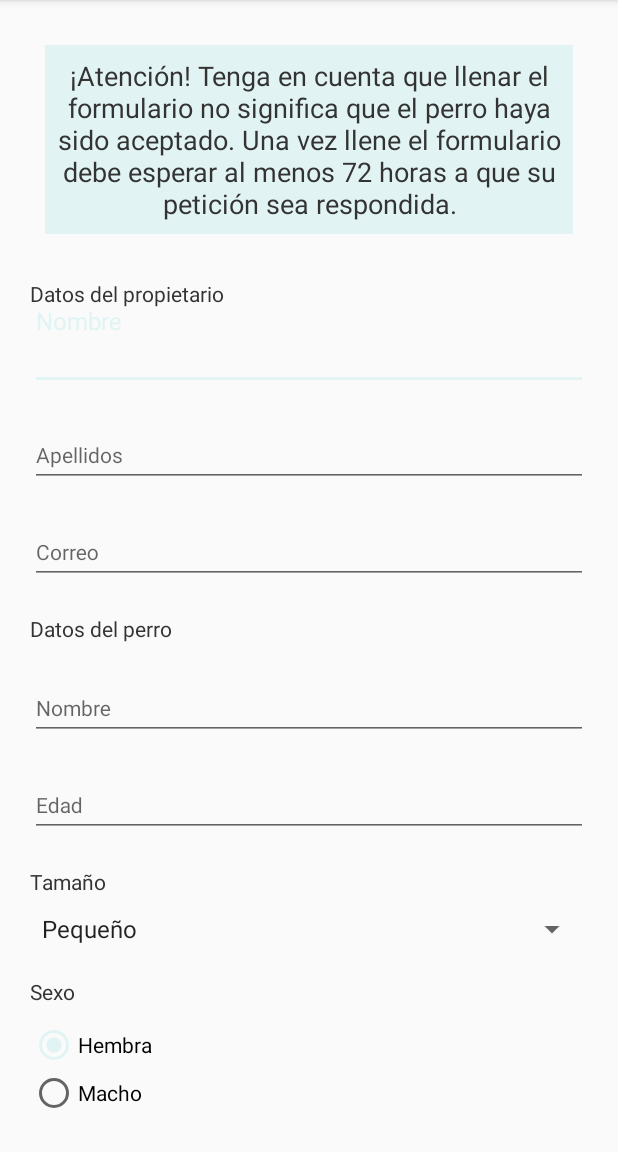
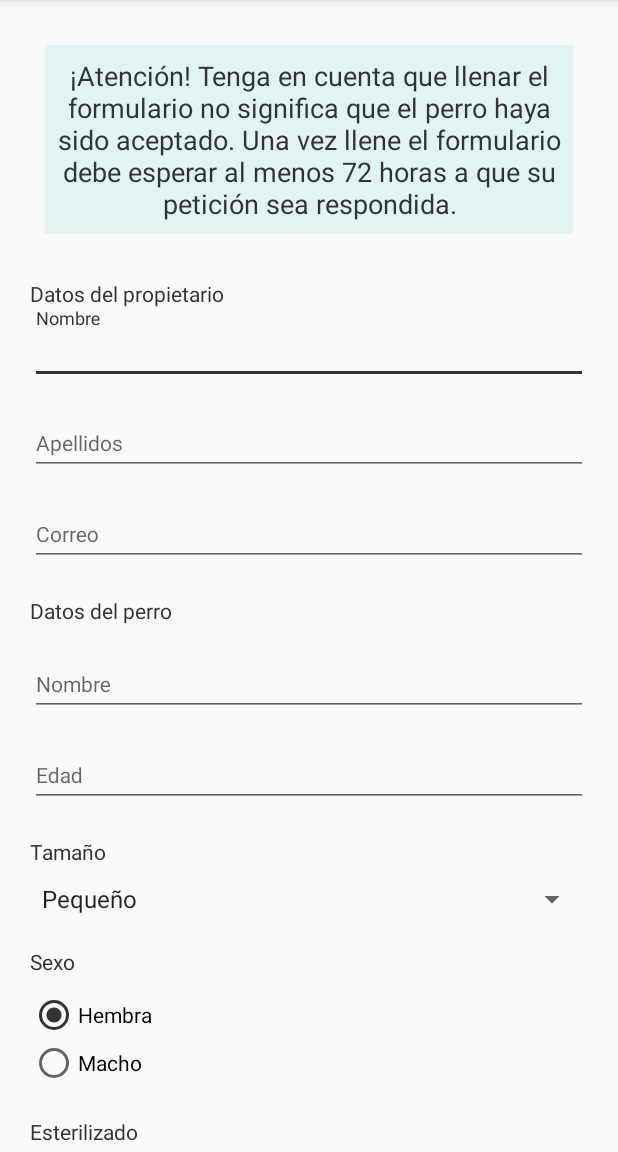
Before and after one commit to manuvlj/AdoptApp, an Android app: the fragment DarAdopcionFragment shown on its own in the app's theme, on a phone screen of 412 x 824 dp, the part 84-1236 px from its top. Run offline under Robolectric (Android 15) with nearby library versions, the phone set to English and light mode, and no system bars; our stand-ins replace Firebase (no records; nobody signed in at launch, a user with empty details on screens opened directly); Roboto replaces fonts that are not available here.

```diff
--- a/app/build.gradle
+++ b/app/build.gradle
@@ -16,6 +16,7 @@ android {
         versionName "1.0"
 
         testInstrumentationRunner "androidx.test.runner.AndroidJUnitRunner"
+        multiDexEnabled true
     }
 
     buildTypes {
@@ -40,6 +41,8 @@ android {
 dependencies {
     implementation 'com.google.firebase:firebase-auth:20.0.1'
     implementation 'com.google.firebase:firebase-database:19.5.1'
+    implementation 'com.google.android.gms:play-services-maps:17.0.0'
+    implementation 'com.android.support:multidex:1.0.3'
     def room_version = "2.2.5"
 
     implementation 'com.squareup.picasso:picasso:2.8'
--- a/app/src/main/java/com/manuelarestrepo/adoptapp/ui/voluntarios/VoluntariosFragment.kt
+++ b/app/src/main/java/com/manuelarestrepo/adoptapp/ui/voluntarios/VoluntariosFragment.kt
@@ -7,6 +7,7 @@ import android.view.View
 import android.view.ViewGroup
 import androidx.fragment.app.Fragment
 import com.manuelarestrepo.adoptapp.R
+import com.manuelarestrepo.adoptapp.ui.mapas.MapsActivity
 import kotlinx.android.synthetic.main.fragment_voluntarios.*
 
 class VoluntariosFragment : Fragment() {
@@ -26,6 +27,11 @@ class VoluntariosFragment : Fragment() {
             val intent = Intent(context, FormularioVoluntariosActivity::class.java)
             startActivity(intent)
         }
+
+        mapa_button.setOnClickListener {
+            val intent = Intent(context, MapsActivity::class.java)
+            startActivity(intent)
+        }
     }
 
 }
--- a/app/src/main/res/layout/fragment_dar_adopcion.xml
+++ b/app/src/main/res/layout/fragment_dar_adopcion.xml
@@ -2,7 +2,6 @@
 
 
 <androidx.core.widget.NestedScrollView xmlns:android="http://schemas.android.com/apk/res/android"
-    xmlns:app="http://schemas.android.com/apk/res-auto"
     xmlns:tools="http://schemas.android.com/tools"
     android:layout_width="match_parent"
     android:layout_height="match_parent"
@@ -43,8 +42,7 @@
         <com.google.android.material.textfield.TextInputLayout
             android:id="@+id/nombre_dar_layout"
             android:layout_width="match_parent"
-            android:layout_height="wrap_content"
-            app:hintTextAppearance="@style/TextLabel">
+            android:layout_height="wrap_content">
 
             <com.google.android.material.textfield.TextInputEditText
                 android:id="@+id/nombre_dar_editText"
@@ -64,8 +62,7 @@
         <com.google.android.material.textfield.TextInputLayout
             android:id="@+id/apellido_dar_layout"
             android:layout_width="match_parent"
-            android:layout_height="wrap_content"
-            app:hintTextAppearance="@style/TextLabel">
+            android:layout_height="wrap_content">
 
             <com.google.android.material.textfield.TextInputEditText
                 android:id="@+id/apellido_dar_editText"
@@ -83,8 +80,7 @@
         <com.google.android.material.textfield.TextInputLayout
             android:id="@+id/correo_dar_layout"
             android:layout_width="match_parent"
-            android:layout_height="wrap_content"
-            app:hintTextAppearance="@style/TextLabel">
+            android:layout_height="wrap_content">
 
             <com.google.android.material.textfield.TextInputEditText
                 android:id="@+id/correo_dar_editText"
@@ -117,8 +113,7 @@
         <com.google.android.material.textfield.TextInputLayout
             android:id="@+id/nombrePerro_dar_layout"
             android:layout_width="match_parent"
-            android:layout_height="wrap_content"
-            app:hintTextAppearance="@style/TextLabel">
+            android:layout_height="wrap_content">
 
             <com.google.android.material.textfield.TextInputEditText
                 android:id="@+id/nombrePerro_dar_editText"
@@ -137,8 +132,7 @@
         <com.google.android.material.textfield.TextInputLayout
             android:id="@+id/edadPerro_dar_layout"
             android:layout_width="match_parent"
-            android:layout_height="wrap_content"
-            app:hintTextAppearance="@style/TextLabel">
+            android:layout_height="wrap_content">
 
             <com.google.android.material.textfield.TextInputEditText
                 android:id="@+id/edadPerro_dar_editText"
--- a/app/src/main/res/layout/fragment_voluntarios.xml
+++ b/app/src/main/res/layout/fragment_voluntarios.xml
@@ -55,7 +55,7 @@
             android:textColor="@color/colorPrimaryDark" />
 
         <Button
-            android:id="@+id/button2"
+            android:id="@+id/mapa_button"
             style="@style/Widget.AppCompat.Button.Borderless"
             android:layout_width="match_parent"
             android:layout_height="wrap_content"
--- a/app/src/main/res/values/strings.xml
+++ b/app/src/main/res/values/strings.xml
@@ -119,4 +119,5 @@
         <item>Mediano</item>
         <item>Grande</item>
     </string-array>
+    <string name="title_activity_maps">Map</string>
 </resources>
--- a/app/src/main/res/values/styles.xml
+++ b/app/src/main/res/values/styles.xml
@@ -5,15 +5,12 @@
         <item name="colorPrimary">@color/colorPrimary</item>
         <item name="colorPrimaryDark">@color/colorPrimaryDark</item>
         <item name="colorAccent">@color/colorAccent</item>
+        <item name="colorControlActivated">@color/colorPrimaryDark</item>
     </style>
 
     <style name="AppTheme.NoActionBar">
         <item name="windowActionBar">false</item>
         <item name="windowNoTitle">true</item>
-    </style>
-
-    <style name="TextLabel" parent="TextAppearance.Design.Hint">
-        <item name="android:textSize">16sp</item>
     </style>
 
     <style name="AppTheme.AppBarOverlay" parent="ThemeOverlay.AppCompat.Dark.ActionBar" />
```
Also changed, not shown: app/src/debug/res/values/google_maps_api.xml (added, +24 -0 lines), app/src/main/AndroidManifest.xml (+25 -4 lines), app/src/main/java/com/manuelarestrepo/adoptapp/data/server/Refugios.kt (added, +8 -0 lines), app/src/main/java/com/manuelarestrepo/adoptapp/ui/mapas/MapsActivity.kt (added, +98 -0 lines), app/src/main/res/layout/activity_maps.xml (added, +8 -0 lines), app/src/main/res/layout/fragment_miperfil.xml (+12 -7 lines), 1 other file.
